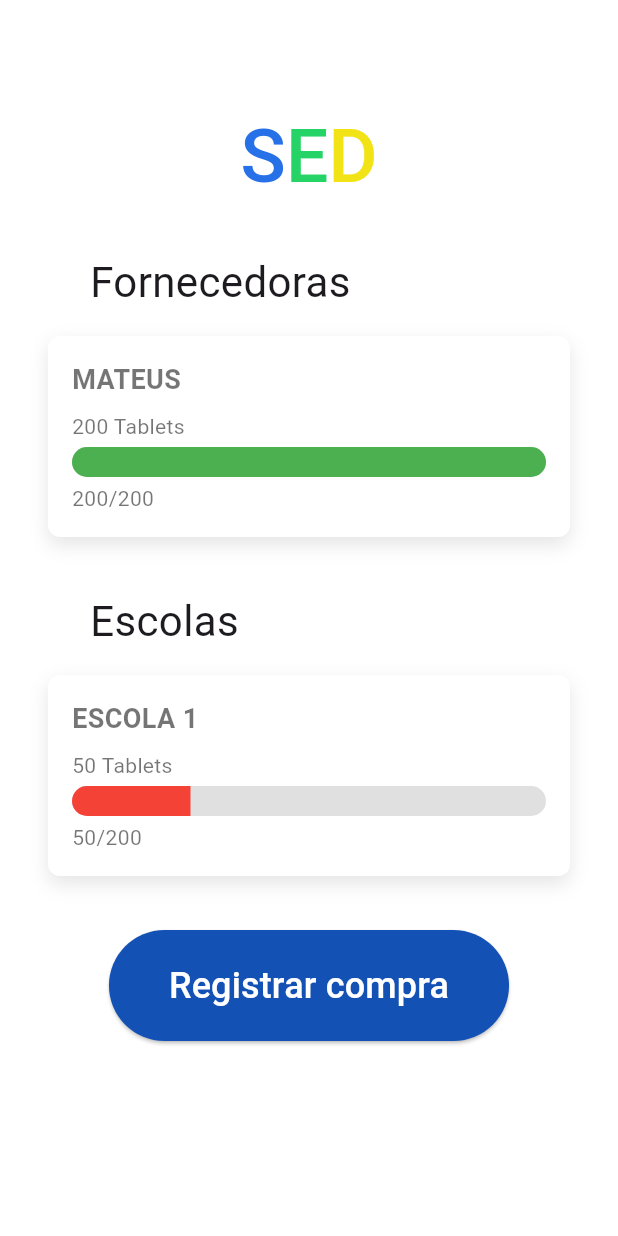
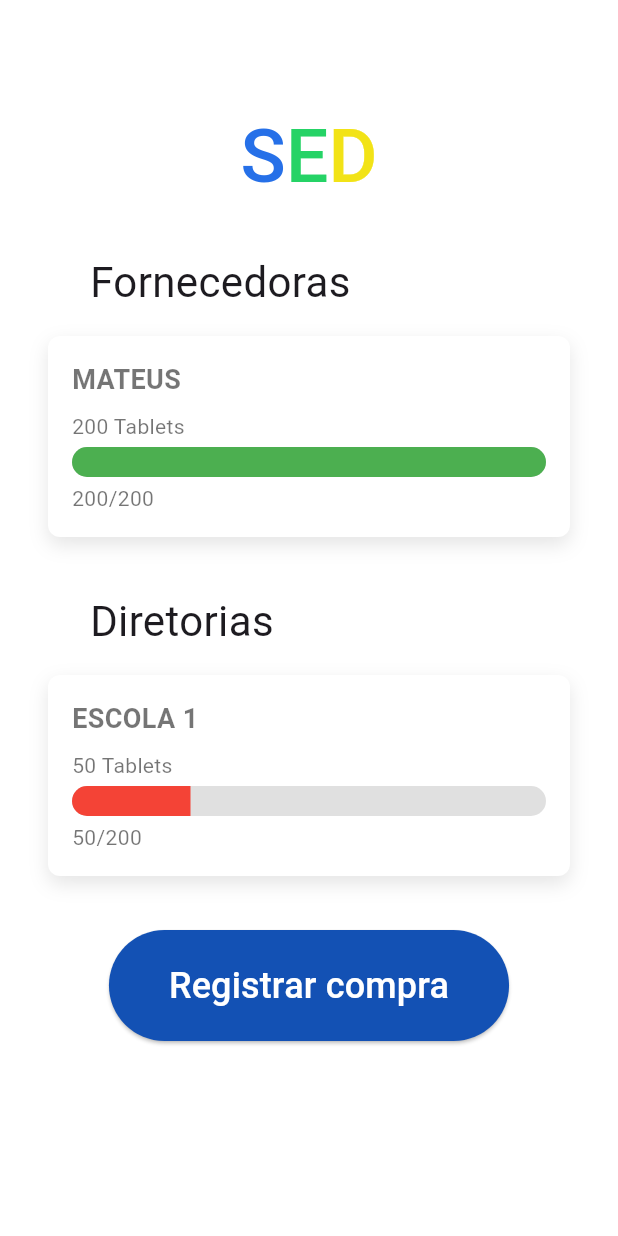
Before and after one commit to Marcelosaadi/flutter_gurizada, a Flutter app: the Home screen opened by its route, on a phone screen of 412 x 824 dp. Run offline on Flutter 3.47's test engine with Material 3 defaults, Android fonts, the phone set to English and light mode, and no system bars; Roboto replaces fonts that are missing (YourFontFamily).

Commit message:
Auto stash before merge of "main" and "origin/main"

```diff
--- a/sed/lib/home/components/sedName.dart
+++ b/sed/lib/home/components/sedName.dart
@@ -12,8 +12,7 @@ class sedName extends StatelessWidget {
         onSurface: Colors.transparent, // Splash Color
       ),
       onPressed: () {
-        // Adicione sua função de clique aqui
-        print('Botão pressionado');
+        Navigator.of(context).pushReplacementNamed("/home");
       },
       child: Row(
         mainAxisSize: MainAxisSize.min,
--- a/sed/lib/home/home.dart
+++ b/sed/lib/home/home.dart
@@ -38,7 +38,7 @@ class Home extends StatelessWidget {
             child: Align(
               alignment: Alignment.centerLeft,
               child: Text(
-                'Escolas',
+                'Diretorias',
                 style: TextStyle(
                   fontSize: 28
                 ),
@@ -49,6 +49,7 @@ class Home extends StatelessWidget {
           const SizedBox(height: 20),
           ElevatedButton(
               onPressed: () {
+                Navigator.of(context).pushReplacementNamed("/cadastarEntrega");
               },
               child: Text('Registrar compra',
                   style: TextStyle(
--- a/sed/lib/login/login.dart
+++ b/sed/lib/login/login.dart
@@ -105,8 +105,8 @@ class login_escola extends StatelessWidget {
             ElevatedButton( // Botão Acessar
               onPressed: () {
                     if (email=='adm' && senha=='123'){
-                        //muda para home
-                    }      // Mostra o SnackBar
+                      Navigator.of(context).pushReplacementNamed("/home");
+                    }
 
               },
               child: Text('Acessar',
```
Also changed, not shown: sed/lib/criar_entrega/criar_entrega.dart (+7 -1 lines), sed/flutter_01.png (added).
